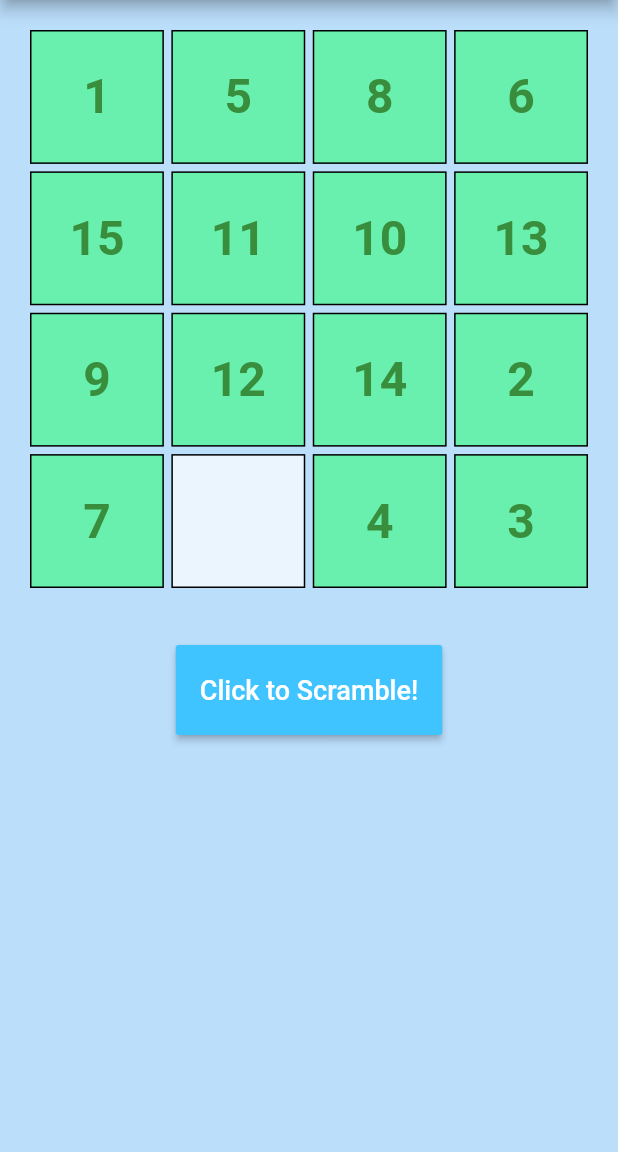
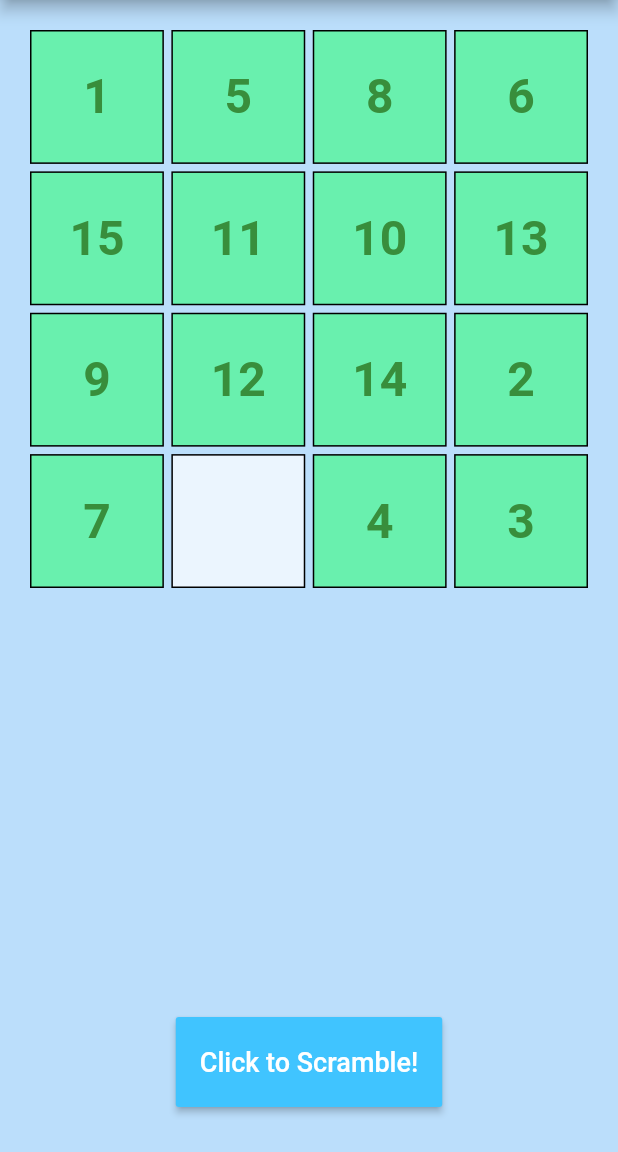
Before and after one commit to pahosler/Flutter-Slide-Puzzle, a Flutter app: the screen it shows after launch, on a phone screen of 412 x 824 dp, the part 84-1236 px from its top. Run offline on Flutter 3.47's test engine with Material 2 defaults, Android fonts, the phone set to English and light mode, and no system bars.

Commit message:
refactor responiveness

```diff
--- a/lib/puzzle.dart
+++ b/lib/puzzle.dart
@@ -137,11 +137,11 @@ class _PuzzleState extends State<Puzzle> {
       ),
       body: Column(
         children: <Widget>[
-          Container(
+          Expanded(
+            child: Container(
               padding: EdgeInsets.all(10.0),
               margin: EdgeInsets.all(10.0),
               width: double.infinity,
-            height: 400.0,
               child: GridView.count(
                 crossAxisCount: 4,
                 crossAxisSpacing: 5.0,
@@ -151,9 +151,11 @@ class _PuzzleState extends State<Puzzle> {
                 }),
               ),
             ),
+          ),
           Center(
             child: Container(
               height: 80.0,
+              margin: EdgeInsets.only(bottom: 20.0),
               padding: EdgeInsets.all(10.0),
               child: RaisedButton(
                 highlightElevation: 6.0,
```
Lines whose indentation alone changed are shown as unchanged.
